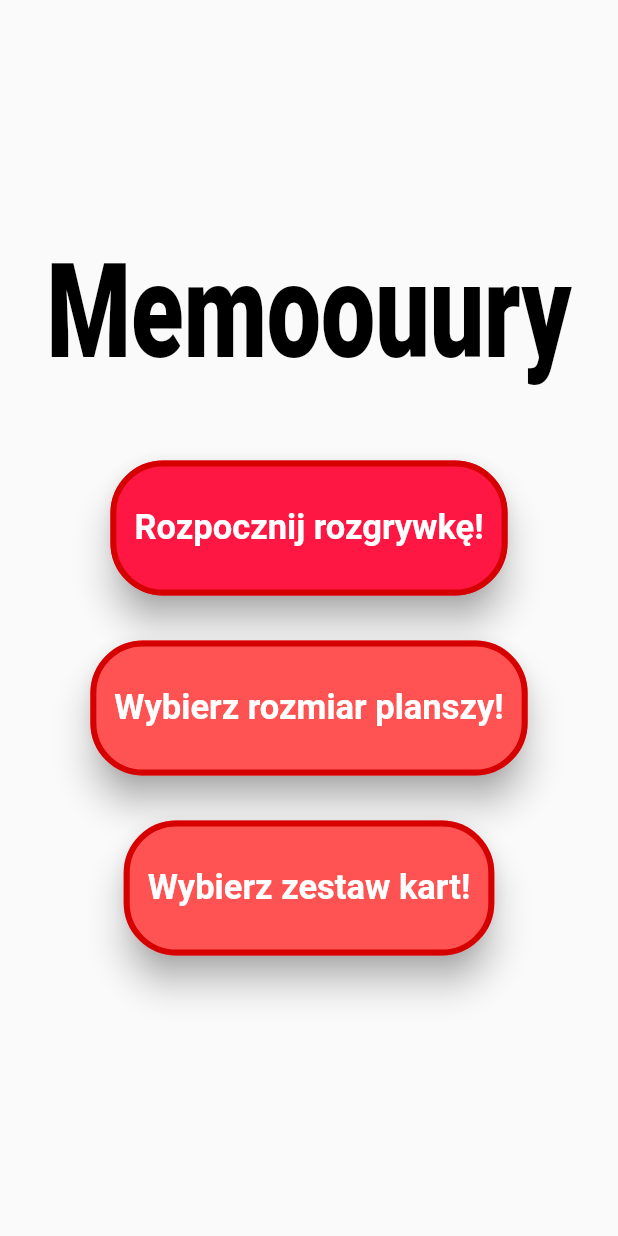
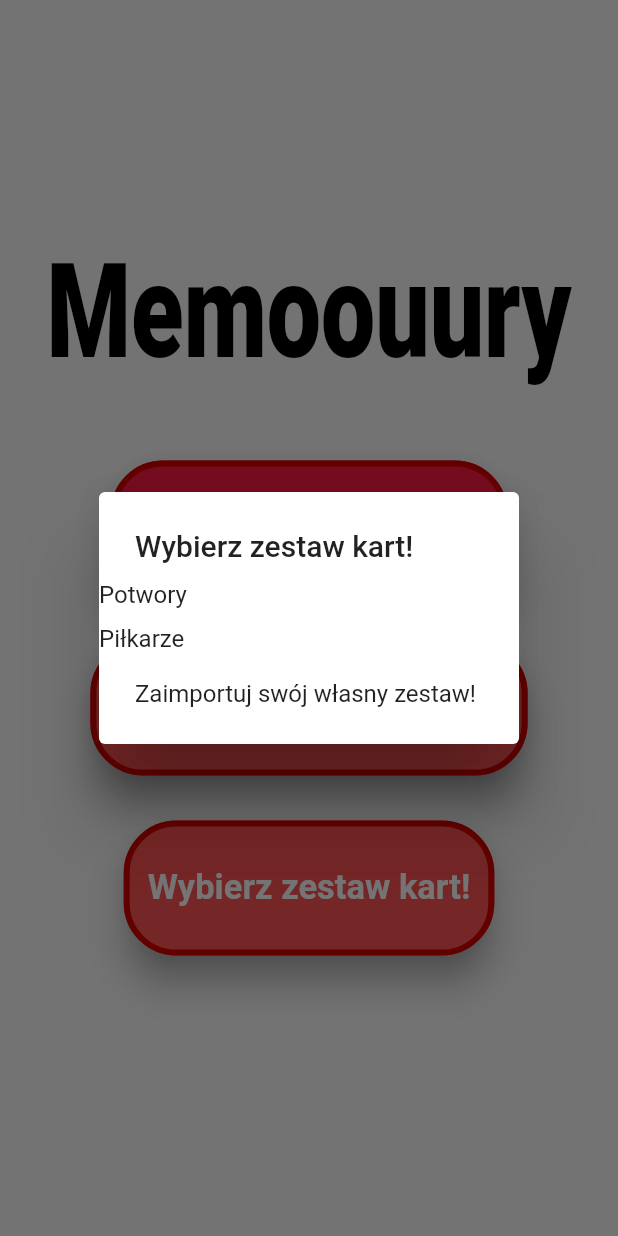
Before and after one commit to Tomekxm/Memoouury, a Flutter app: the screen it shows after launch, after a tap on "Wybierz zestaw kart!", on a phone screen of 412 x 824 dp. Run offline on Flutter 3.47's test engine with Material 2 defaults, Android fonts, the phone set to English and light mode, and no system bars; our stand-ins replace file_picker; Roboto replaces fonts that are missing (BungeeSpice); project files that could hold a hidden picture were left out.

Commit message:
add sample assets pack and card set choice feature

```diff
--- a/lib/clickable/ButtonOnHomePage.dart
+++ b/lib/clickable/ButtonOnHomePage.dart
@@ -1,12 +1,20 @@
 import 'package:flutter/material.dart';
+import 'ChooseCardSetWidget.dart';
+
+enum ButtonType { startButton, boardSizeButton, cardSetButton }
 
 class ButtonOnHomePage extends StatelessWidget {
   ButtonOnHomePage(
-      {super.key, required displayedText, required backgroundColor}) {
+      {super.key,
+      required displayedText,
+      required backgroundColor,
+      required buttonType}) {
     _displayedText = displayedText;
     _backgroundColor = backgroundColor;
+    _buttonType = buttonType;
   }
 
+  late final ButtonType _buttonType;
   late final Color _backgroundColor;
   late final String _displayedText;
 
@@ -14,7 +22,28 @@ class ButtonOnHomePage extends StatelessWidget {
   Widget build(BuildContext context) {
     return ElevatedButton(
         onPressed: () {
-          //To implement: different behavior depending on the button type
+          switch (_buttonType) {
+            case ButtonType.startButton:
+              {
+                //start game with default settings
+              }
+              break;
+            case ButtonType.boardSizeButton:
+              {
+                //choose size of board
+              }
+              break;
+            case ButtonType.cardSetButton:
+              {
+                showDialog(
+                    context: context,
+                    builder: (BuildContext context) {
+                      return const ChooseCardSetWidget().build(context);});
+              }
+              break;
+            default:
+              break;
+          }
         },
         style: ElevatedButton.styleFrom(
           foregroundColor: Colors.white,
--- /dev/null
+++ b/lib/clickable/ChooseCardSetWidget.dart
@@ -0,0 +1,44 @@
+import 'package:file_picker/file_picker.dart';
+import 'package:flutter/material.dart';
+
+class ChooseCardSetWidget extends StatelessWidget {
+  const ChooseCardSetWidget({super.key});
+
+  static String cardSetDirectory = "assets/cardSets/monsters";
+  static String? _directory = "";
+
+  @override
+  Widget build(BuildContext context) {
+    return SimpleDialog(
+      title: const Text('Wybierz zestaw kart!'),
+      children: <Widget>[
+        SimpleDialogOption(
+          onPressed: () {
+            cardSetDirectory = "assets/cardSets/monsters";
+            Navigator.pop(context);
+          },
+          padding: const EdgeInsets.only(bottom: 10),
+          child: const Text('Potwory'),
+        ),
+        SimpleDialogOption(
+          onPressed: () {
+            cardSetDirectory = "assets/cardSets/footballers";
+            Navigator.pop(context);
+          },
+          padding: const EdgeInsets.only(bottom: 10),
+          child: const Text('Piłkarze'),
+        ),
+        SimpleDialogOption(
+          onPressed: () async {
+            _directory = await FilePicker.platform.getDirectoryPath();
+            if (_directory != null){
+              cardSetDirectory = _directory!;
+            }
+            Navigator.pop(context);
+          },
+          child: const Text('Zaimportuj swój własny zestaw!'),
+        )
+      ],
+    );
+  }
+}
--- a/lib/pages/HomePage.dart
+++ b/lib/pages/HomePage.dart
@@ -34,16 +34,19 @@ class HomePage extends StatelessWidget {
             Padding(
                 padding: EdgeInsets.only(bottom: _bottomPadding),
                 child: ButtonOnHomePage(
+                    buttonType: ButtonType.startButton,
                     backgroundColor: Colors.redAccent.shade400,
                     displayedText: "Rozpocznij rozgrywkę!")),
             Padding(
                 padding: EdgeInsets.only(bottom: _bottomPadding),
                 child: ButtonOnHomePage(
+                    buttonType: ButtonType.boardSizeButton,
                     backgroundColor: Colors.redAccent.shade200,
                     displayedText: "Wybierz rozmiar planszy!")),
             Padding(
                 padding: EdgeInsets.only(bottom: _bottomPadding),
                 child: ButtonOnHomePage(
+                    buttonType: ButtonType.cardSetButton,
                     backgroundColor: Colors.redAccent.shade200,
                     displayedText: "Wybierz zestaw kart!"))
           ],
--- a/pubspec.yaml
+++ b/pubspec.yaml
@@ -35,6 +35,7 @@ dependencies:
   # The following adds the Cupertino Icons font to your application.
   # Use with the CupertinoIcons class for iOS style icons.
   cupertino_icons: ^1.0.2
+  file_picker: ^5.2.7
 
 dev_dependencies:
   flutter_test:
```
Also changed, not shown: assets/cardSets/monsters/demon.jpg (added), assets/cardSets/monsters/goblin.jpg (added), assets/cardSets/monsters/monster.jpg (added), assets/cardSets/monsters/ogre.jpg (added), assets/cardSets/monsters/org.jpg (added), assets/cardSets/monsters/skull.jpg (added), assets/cardSets/monsters/vampire.jpg (added), assets/cardSets/monsters/werewolf.jpg (added), pubspec.lock.
